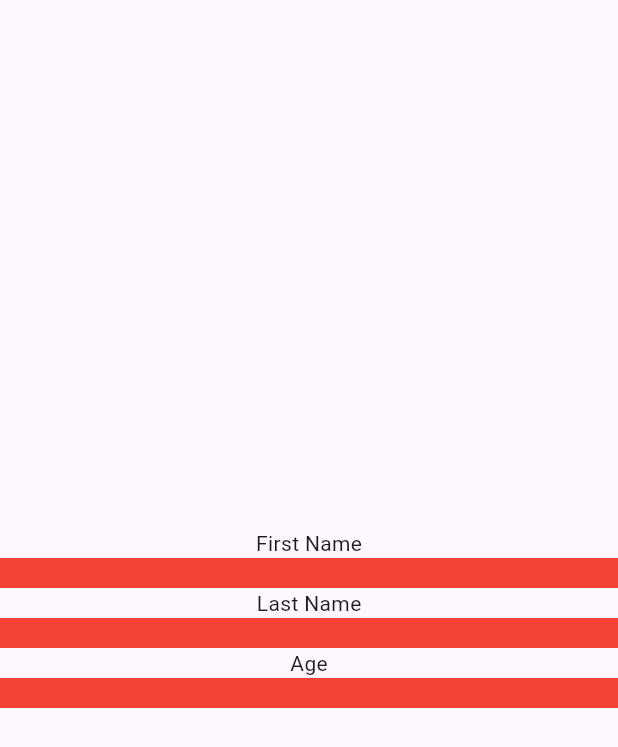
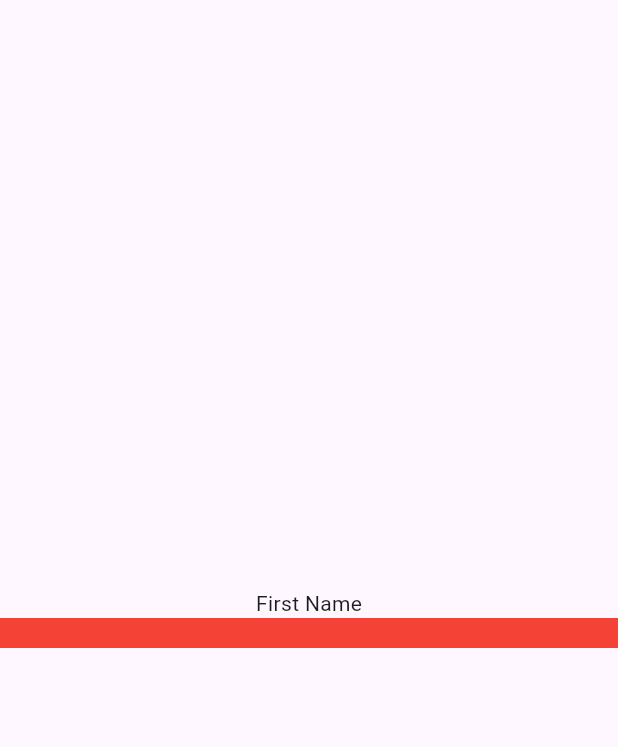
Before and after one commit to SahadRushdi/input_data_form, a Flutter app: the screen it shows after launch, on a phone screen of 412 x 824 dp. Shown: the top 747 px of the screen. Run offline on Flutter 3.47's test engine with Material 3 defaults, Android fonts, the phone set to English and light mode, and no system bars.

Commit message:
Added a custom input widget folder.

```diff
--- a/lib/screens/input_form_screen.dart
+++ b/lib/screens/input_form_screen.dart
@@ -1,4 +1,5 @@
 import 'package:flutter/material.dart';
+import 'package:input_data_form/widgets/form_input_widget.dart';
 
 class InputFormScreen extends StatelessWidget {
   const InputFormScreen({super.key});
@@ -9,24 +10,15 @@ class InputFormScreen extends StatelessWidget {
       body: Column(
         mainAxisAlignment: MainAxisAlignment.center,
         children: [
-          const Text("First Name"),
-          Container(
-            width: double.infinity,
-            height: 20,
-            color: Colors.red,
+          FormInputWidget(
+            name: "First Name",
+            child:
+              Container(
+                width: double.infinity,
+                height: 20,
+                color: Colors.red,
+              ),
           ),
-          const Text("Last Name"),
-          Container(
-            width: double.infinity,
-            height: 20,
-            color: Colors.red,
-          ),
-          const Text("Age"),
-          Container(
-            width: double.infinity,
-            height: 20,
-            color: Colors.red,
-          )
         ],
       ),
     );
--- /dev/null
+++ b/lib/widgets/form_input_widget.dart
@@ -0,0 +1,22 @@
+import 'package:flutter/material.dart';
+
+class FormInputWidget extends StatelessWidget {
+
+  final String name;
+  final Widget child;
+  const FormInputWidget({
+    super.key,
+    required this.name,
+    required this.child,
+  });
+
+  @override
+  Widget build(BuildContext context) {
+    return Column(
+      children: [
+        Text(name),
+        child,
+      ],
+    );
+  }
+}
```
